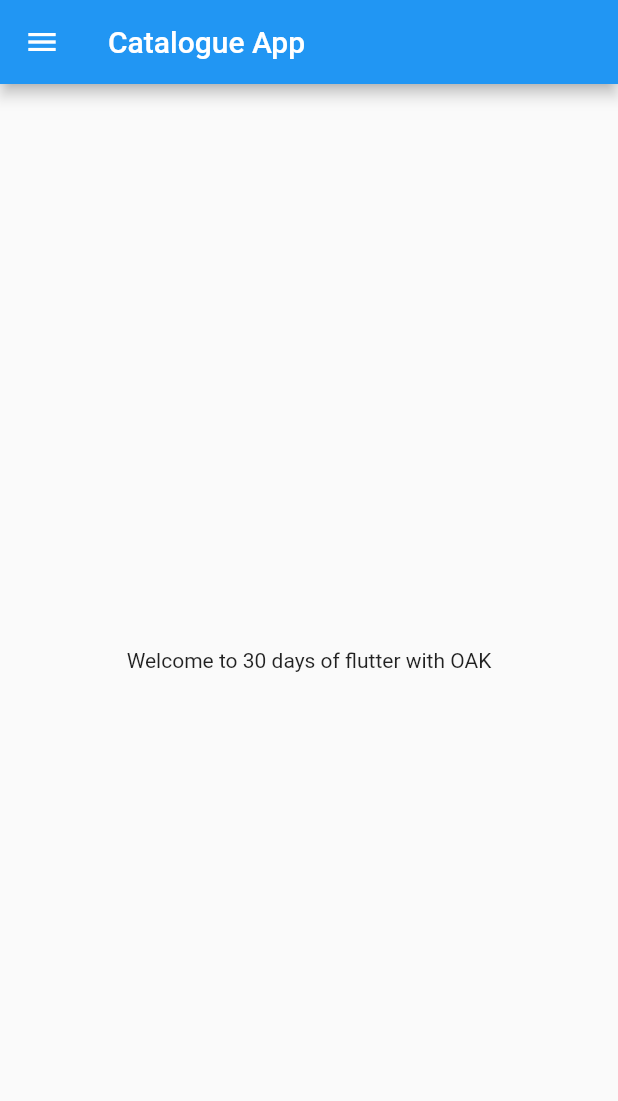
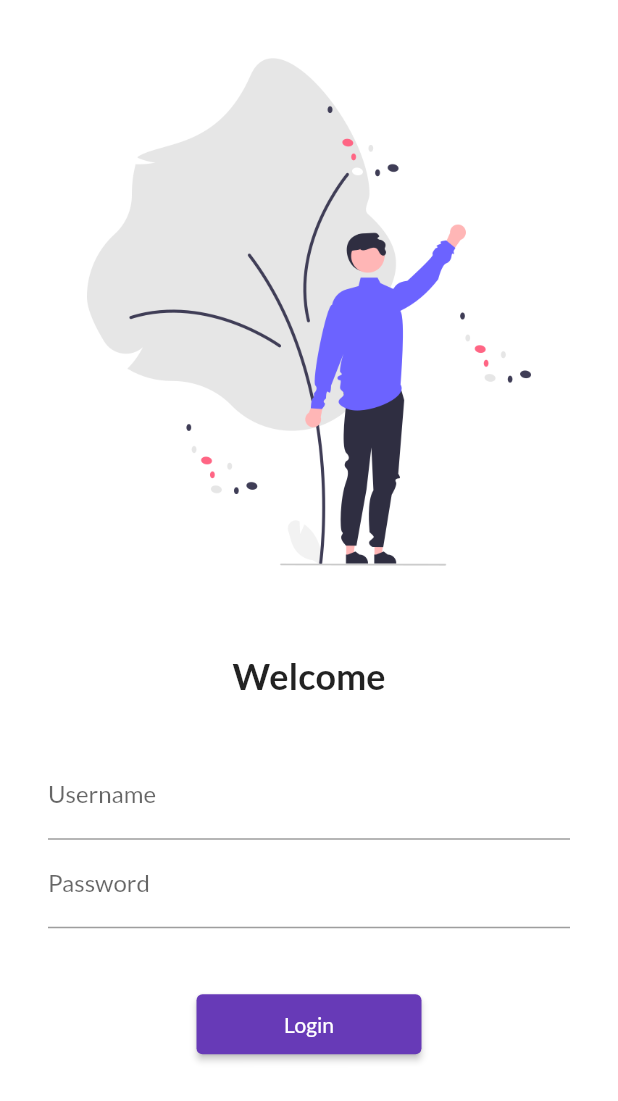
Before and after one commit to OAKak47/30DaysOfFlutter, a Flutter app: the screen it shows after launch, on a phone screen of 412 x 824 dp. Shown: the top 1101 px of the screen. Run offline on Flutter 3.47's test engine with Material 2 defaults, Android fonts, the phone set to English and light mode, and no system bars; our stand-ins replace google_fonts.

Commit message:
Day 5 completed

```diff
--- a/lib/main.dart
+++ b/lib/main.dart
@@ -1,5 +1,8 @@
 import 'package:flutter/material.dart';
-import 'package:flutter_catalogue/home_page.dart';
+import 'package:flutter_catalogue/pages/home_page.dart';
+import 'package:flutter_catalogue/pages/login_page.dart';
+import 'package:flutter_catalogue/utils/routes.dart';
+import 'package:google_fonts/google_fonts.dart';
 
 void main() {
   runApp(MyApp());
@@ -8,9 +11,21 @@ void main() {
 class MyApp extends StatelessWidget {
   @override
   Widget build(BuildContext context) {
-
     return MaterialApp(
-      home: HomePage(),
+      themeMode: ThemeMode.light,
+      theme: ThemeData(
+          primarySwatch: Colors.deepPurple,
+          fontFamily: GoogleFonts.lato().fontFamily,
+          primaryTextTheme: GoogleFonts.latoTextTheme()),
+      darkTheme: ThemeData(
+        brightness: Brightness.dark,
+      ),
+      initialRoute: "/",
+      routes: {
+        "/": (context) => LoginPage(),
+      MyRoutes.homeRoute: (context) => HomePage(),
+      MyRoutes.loginRoute: (context) => LoginPage(),
+      },
     );
   }
 }
--- a/lib/home_page.dart
+++ b/lib/pages/home_page.dart
@@ -3,7 +3,6 @@ import 'package:flutter/material.dart';
 class HomePage extends StatelessWidget {
   final int days = 30;
   final String name = "OAK";
-
 
   @override
   Widget build(BuildContext context) {
--- /dev/null
+++ b/lib/pages/login_page.dart
@@ -0,0 +1,64 @@
+import 'package:flutter/material.dart';
+import 'package:flutter_catalogue/utils/routes.dart';
+
+class LoginPage extends StatelessWidget {
+  @override
+  Widget build(BuildContext context) {
+    return Material(
+        color: Colors.white,
+        child: SingleChildScrollView(
+          child: Column(
+            children: [
+              Image.asset(
+                "assets/images/Welcome.png",
+                fit: BoxFit.cover,
+              ),
+              SizedBox(
+                height: 20.0,
+              ),
+              Text(
+                "Welcome",
+                style: TextStyle(
+                  fontSize: 24,
+                  fontWeight: FontWeight.bold,
+                ),
+              ),
+              SizedBox(
+                height: 20.0,
+              ),
+              Padding(
+                padding: const EdgeInsets.symmetric(
+                    vertical: 16.0, horizontal: 32.0),
+                child: Column(
+                  children: [
+                    TextFormField(
+                      decoration: InputDecoration(
+                        hintText: "Enter Username",
+                        labelText: "Username",
+                      ),
+                    ),
+                    TextFormField(
+                      obscureText: true,
+                      decoration: InputDecoration(
+                        hintText: "Enter Password",
+                        labelText: "Password",
+                      ),
+                    ),
+                    SizedBox(
+                      height: 40.0,
+                    ),
+                    ElevatedButton(
+                      child: Text("Login"),
+                      style: TextButton.styleFrom(minimumSize: Size(150, 40)),
+                      onPressed: () {
+                        Navigator.pushNamed(context, MyRoutes.homeRoute);
+                      },
+                    ),
+                  ],
+                ),
+              )
+            ],
+          ),
+        ));
+  }
+}
--- /dev/null
+++ b/lib/utils/routes.dart
@@ -0,0 +1,4 @@
+class MyRoutes {
+  static String loginRoute = "/login";
+  static String homeRoute = "/home";
+}
--- a/pubspec.yaml
+++ b/pubspec.yaml
@@ -34,6 +34,8 @@ dependencies:
   # The following adds the Cupertino Icons font to your application.
   # Use with the CupertinoIcons class for iOS style icons.
   cupertino_icons: ^1.0.2
+  google_fonts: ^2.3.1
+
 
 dev_dependencies:
   flutter_test:
@@ -58,8 +60,8 @@ flutter:
   uses-material-design: true
 
   # To add assets to your application, add an assets section, like this:
-  # assets:
-  #   - images/a_dot_burr.jpeg
+  assets:
+  - assets/images/
   #   - images/a_dot_ham.jpeg
 
   # An image asset can refer to one or more resolution-specific "variants", see
```
Also changed, not shown: assets/images/Welcome.png (added), pubspec.lock. Lines whose indentation alone changed are shown as unchanged.
